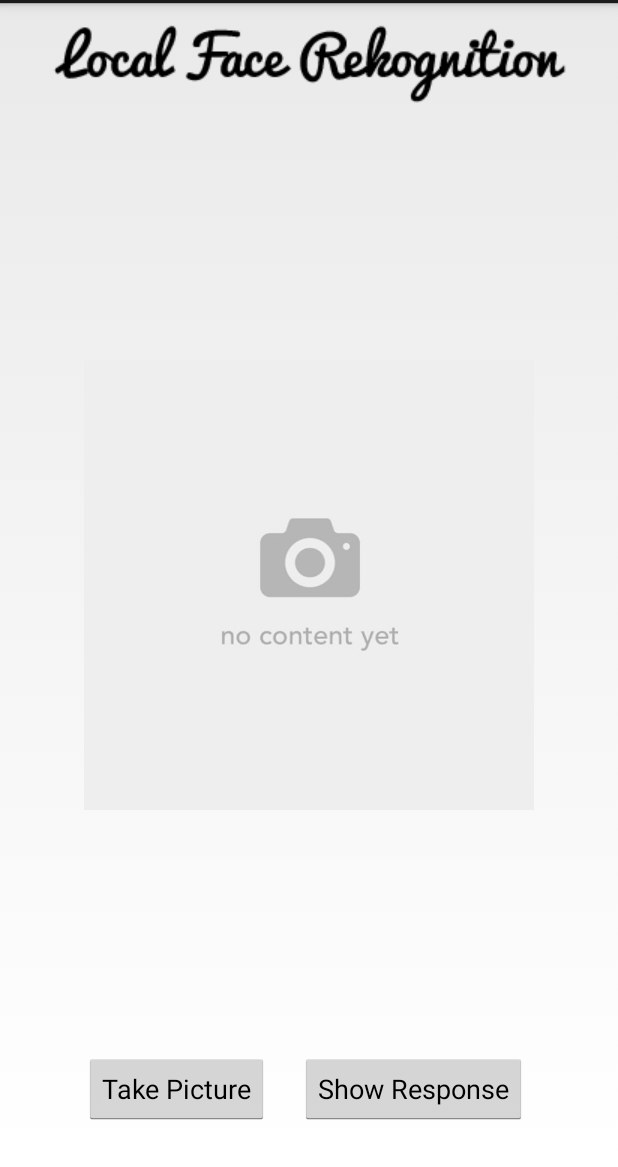
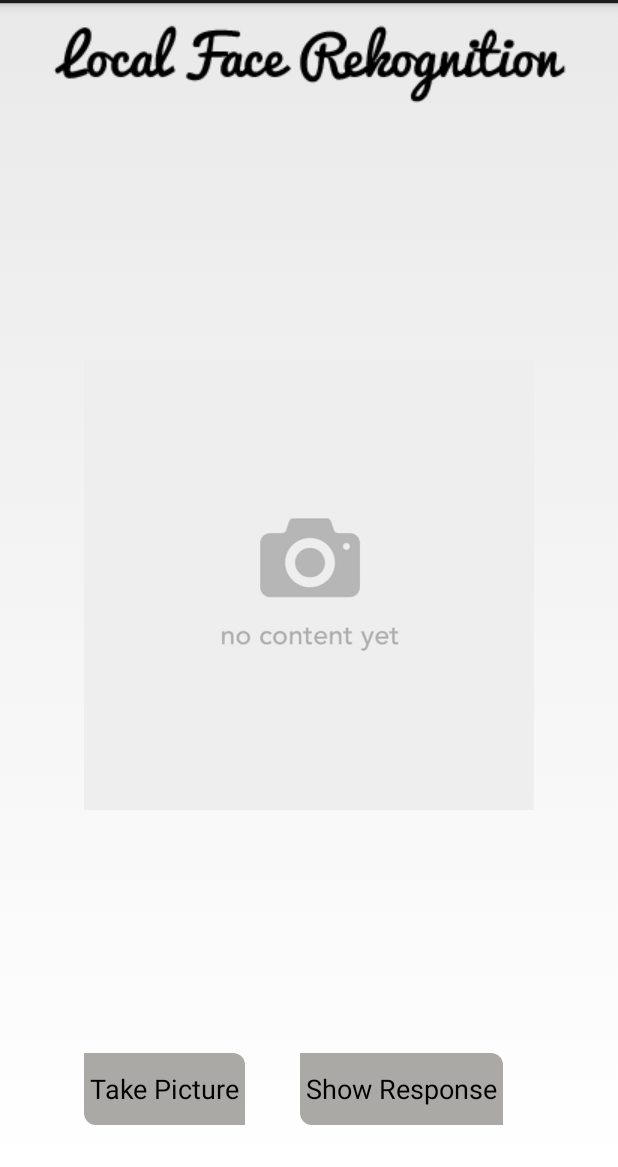
Before and after one commit to RyanFin/RekognitionApp, an Android app: the layout activity_main.xml on its own in the app's theme, with its tools: preview values and no code run, on a phone screen of 412 x 824 dp, the part 69-1236 px from its top. Run offline under Robolectric (Android 15) with nearby library versions, the light colour scheme and no system bars.

Commit message:
Change button style

```diff
--- /dev/null
+++ b/app/src/main/res/drawable/button_selector.xml
@@ -0,0 +1,9 @@
+<?xml version="1.0" encoding="utf-8"?>
+<selector xmlns:android="http://schemas.android.com/apk/res/android">
+    <item
+
+        android:state_pressed="true"
+        android:drawable="@drawable/custom_button_pressed" />
+
+    <item android:drawable="@drawable/custom_button" />
+</selector>
--- /dev/null
+++ b/app/src/main/res/drawable/custom_button.xml
@@ -0,0 +1,7 @@
+<?xml version="1.0" encoding="utf-8"?>
+<shape xmlns:android="http://schemas.android.com/apk/res/android">
+    <corners android:topRightRadius="8dp" android:topLeftRadius="0dp" android:bottomRightRadius="0dp" android:bottomLeftRadius="8dp"> </corners>
+
+    <solid android:color="#aba9a6"/>
+
+</shape>
--- /dev/null
+++ b/app/src/main/res/drawable/custom_button_pressed.xml
@@ -0,0 +1,7 @@
+<?xml version="1.0" encoding="utf-8"?>
+<shape xmlns:android="http://schemas.android.com/apk/res/android">
+    <corners android:topRightRadius="8dp" android:topLeftRadius="0dp" android:bottomRightRadius="0dp" android:bottomLeftRadius="8dp"> </corners>
+
+    <solid android:color="#807e7b"/>
+
+</shape>
--- a/app/src/main/res/layout/activity_main.xml
+++ b/app/src/main/res/layout/activity_main.xml
@@ -21,6 +21,7 @@
         android:src="@drawable/no_image"
         android:layout_centerInParent="true"/>
 
+
     <Button
         android:id="@+id/takepicture"
         android:layout_width="wrap_content"
@@ -28,6 +29,9 @@
         android:layout_marginBottom="28dp"
         android:onClick="startCamera"
         android:text="Take Picture"
+        android:background="@drawable/button_selector"
+        android:layout_weight="1"
+        android:padding="4dp"
         android:layout_alignParentBottom="true"
         android:layout_alignStart="@+id/imageView" />
 
@@ -36,7 +40,10 @@
         android:layout_width="wrap_content"
         android:layout_height="wrap_content"
         android:layout_marginLeft="200dp"
+        android:background="@drawable/button_selector"
         android:layout_alignTop="@id/takepicture"
+        android:layout_weight="1"
+        android:padding="4dp"
         android:text="Show Response" />
 
 
```
